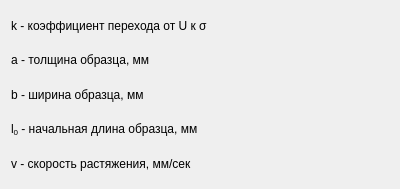
First picture: the form in infplt.ui, repository Raven-98/stress-strain_diagram_builder, before the edit.
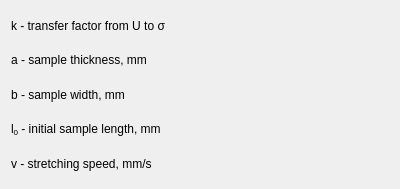
Second picture: the form after the edit.

```diff
--- a/infplt.ui
+++ b/infplt.ui
@@ -17,7 +17,7 @@
    <item>
     <widget class="QLabel" name="label">
      <property name="text">
-      <string>k - коэффициент перехода от U к σ</string>
+      <string>k - transfer factor from U to σ</string>
      </property>
      <property name="wordWrap">
       <bool>true</bool>
@@ -27,7 +27,7 @@
    <item>
     <widget class="QLabel" name="label_2">
      <property name="text">
-      <string>a - толщина образца, мм</string>
+      <string>a - sample thickness, mm</string>
      </property>
      <property name="wordWrap">
       <bool>true</bool>
@@ -37,7 +37,7 @@
    <item>
     <widget class="QLabel" name="label_3">
      <property name="text">
-      <string>b - ширина образца, мм</string>
+      <string>b - sample width, mm</string>
      </property>
      <property name="wordWrap">
       <bool>true</bool>
@@ -47,7 +47,7 @@
    <item>
     <widget class="QLabel" name="label_4">
      <property name="text">
-      <string>&lt;html&gt;&lt;head/&gt;&lt;body&gt;&lt;p&gt;l&lt;span style=&quot; vertical-align:sub;&quot;&gt;0&lt;/span&gt; - начальная длина образца, мм&lt;/p&gt;&lt;/body&gt;&lt;/html&gt;</string>
+      <string>&lt;html&gt;&lt;head/&gt;&lt;body&gt;&lt;p&gt;l&lt;span style=&quot; vertical-align:sub;&quot;&gt;0&lt;/span&gt; - initial sample length, mm&lt;/p&gt;&lt;/body&gt;&lt;/html&gt;</string>
      </property>
      <property name="wordWrap">
       <bool>true</bool>
@@ -57,7 +57,7 @@
    <item>
     <widget class="QLabel" name="label_5">
      <property name="text">
-      <string>v - скорость растяжения, мм/сек</string>
+      <string>v - stretching speed, mm/s</string>
      </property>
      <property name="wordWrap">
       <bool>true</bool>
```
Left out of the diff: 2 changed lines with no effect on the pictures.
